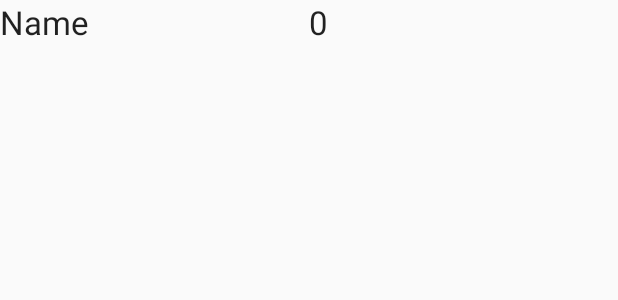
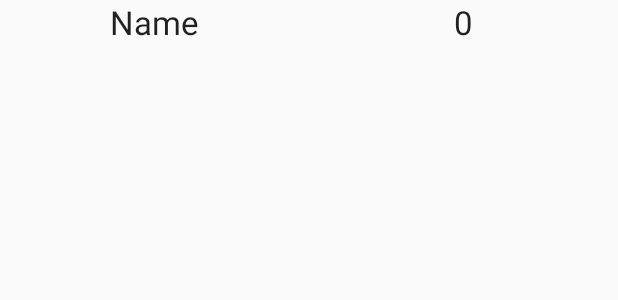
Before and after one commit to medvednic/SoccerMemoryGame, an Android app: the layout score_item.xml on its own in the app's theme, with its tools: preview values and no code run, on a phone screen of 412 x 824 dp. Shown: the top 300 px of the screen. Run offline under Robolectric (Android 15) with nearby library versions, the phone set to English and light mode, and no system bars.

Commit message:
All project goals were met.

```diff
--- a/app/src/main/java/itworks/eddy/soccermemorygame/Views/WelcomeActivity.java
+++ b/app/src/main/java/itworks/eddy/soccermemorygame/Views/WelcomeActivity.java
@@ -261,6 +261,10 @@ public class WelcomeActivity extends AppCompatActivity {
                         Log.d("wrong password", username);
                         Toast.makeText(getApplicationContext(), "Wrong password", Toast.LENGTH_SHORT).show();
                     }
+                    if (response.code() == 422) { //will return if username doesn't exists
+                        Log.d("Wrong username", username);
+                        Toast.makeText(getApplicationContext(), "Wrong username", Toast.LENGTH_SHORT).show();
+                    }
                     String errMsg = response.raw().message();
                     Log.d("Error", errMsg);
                     btnLogin.setEnabled(true);
--- a/app/src/main/res/layout/score_item.xml
+++ b/app/src/main/res/layout/score_item.xml
@@ -3,20 +3,34 @@
     android:orientation="horizontal" android:layout_width="match_parent"
     android:layout_height="wrap_content">
 
+    <RelativeLayout
+        android:layout_width="0dp"
+        android:layout_height="wrap_content"
+        android:layout_weight="1">
+
         <TextView
-        android:layout_width="0dp"
+            android:layout_width="wrap_content"
             android:layout_height="wrap_content"
             android:textAppearance="?android:attr/textAppearanceLarge"
             android:text="Name"
             android:id="@+id/tvName"
-        android:layout_gravity="center_horizontal"
-        android:layout_weight="1" />
+            android:layout_weight="1"
+            android:layout_centerInParent="true" />
+    </RelativeLayout>
+
+    <RelativeLayout
+        android:layout_width="0dp"
+        android:layout_height="wrap_content"
+        android:layout_weight="1">
 
         <TextView
-        android:layout_width="0dp"
+            android:layout_width="wrap_content"
             android:layout_height="wrap_content"
             android:textAppearance="?android:attr/textAppearanceLarge"
             android:text="0"
             android:id="@+id/tvScore"
-        android:layout_weight="1" />
+            android:layout_weight="1"
+            android:layout_centerInParent="true" />
+    </RelativeLayout>
+
 </LinearLayout>
```
Also changed, not shown: app/src/main/java/itworks/eddy/soccermemorygame/Models/User.java (+12 -0 lines), app/src/main/java/itworks/eddy/soccermemorygame/ScoresAdapter.java (+12 -3 lines), app/src/main/java/itworks/eddy/soccermemorygame/Views/ScoresFragment.java (+27 -4 lines), app/src/main/res/layout/fragment_scores.xml (+82 -5 lines). Lines whose indentation alone changed are shown as unchanged.
